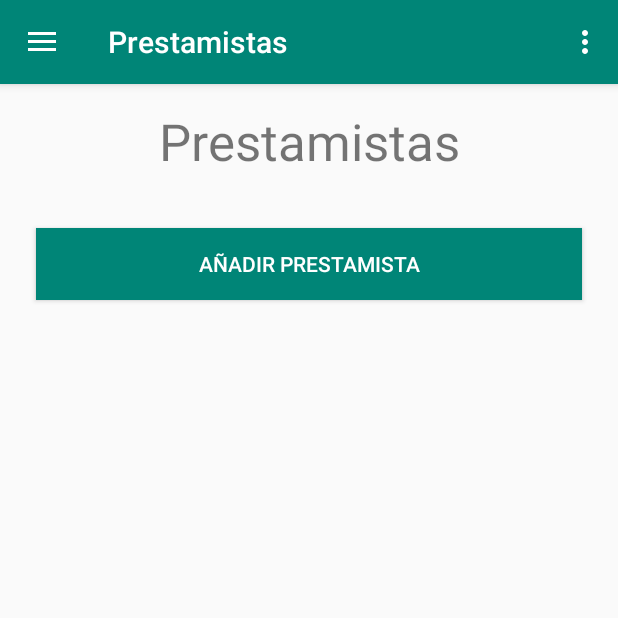
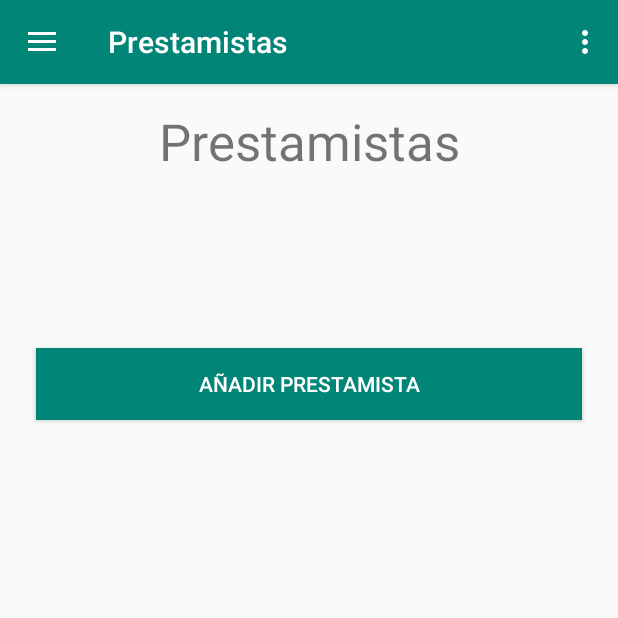
Before and after one commit to WilmerR23/FiaoRD, an Android app: the PrestamistaCliente screen opened through its navigation route, on a phone screen of 412 x 824 dp, the top half of it. Run offline under Robolectric (Android 15) with nearby library versions, the phone set to English and light mode, and no system bars; our stand-ins replace Firebase (no records; nobody signed in at launch, a user with empty details on screens opened directly), navigation-ui.

Commit message:
Bug faltantes, solucionados

```diff
--- a/app/src/main/java/com/example/fiaoRDITSC/ui/home/HomeFragment.java
+++ b/app/src/main/java/com/example/fiaoRDITSC/ui/home/HomeFragment.java
@@ -222,6 +222,7 @@ public class HomeFragment extends BaseFragment implements OnListViewListener, Vi
                 }
                 break;
             case R.id.btnAtrasados:
+                etNombreCliente.setText("");
                 buscarClientesAtrasados();
                 break;
         }
--- a/app/src/main/res/layout/fragment_home.xml
+++ b/app/src/main/res/layout/fragment_home.xml
@@ -67,6 +67,9 @@
                 android:layout_marginLeft="24dp"
                 android:layout_marginRight="24dp"
                 app:layout_constraintTop_toBottomOf="@+id/linearLayout"
+
+                android:clipToPadding="true"
+                android:paddingBottom="80dp"
                 />
 
 </androidx.constraintlayout.widget.ConstraintLayout>
--- a/app/src/main/res/layout/fragment_ver_prestamos.xml
+++ b/app/src/main/res/layout/fragment_ver_prestamos.xml
@@ -32,6 +32,8 @@
         app:layout_constraintStart_toStartOf="parent"
         app:layout_constraintEnd_toEndOf="parent"
         app:layout_constraintTop_toBottomOf="@+id/lblPrestamos"
+        android:clipToPadding="true"
+        android:paddingBottom="80dp"
         />
 
 </androidx.constraintlayout.widget.ConstraintLayout>
--- a/app/src/main/res/layout/nav_header_main.xml
+++ b/app/src/main/res/layout/nav_header_main.xml
@@ -24,13 +24,13 @@
         android:layout_width="match_parent"
         android:layout_height="wrap_content"
         android:paddingTop="@dimen/nav_header_vertical_spacing"
-        android:text="@string/nav_header_title"
+        android:text="Equipo FiaoRD"
         android:textAppearance="@style/TextAppearance.AppCompat.Body1" />
 
     <TextView
         android:id="@+id/textView"
         android:layout_width="wrap_content"
         android:layout_height="wrap_content"
-        android:text="@string/nav_header_subtitle" />
+        android:text="fiaorditsc@gmail.com" />
 
 </LinearLayout>
--- a/app/src/main/res/layout/prestamista_cliente_fragment.xml
+++ b/app/src/main/res/layout/prestamista_cliente_fragment.xml
@@ -31,6 +31,9 @@
         app:layout_constraintStart_toStartOf="parent"
         app:layout_constraintEnd_toEndOf="parent"
         app:layout_constraintTop_toBottomOf="@+id/lblPrestamistas"
+
+        android:clipToPadding="true"
+        android:paddingBottom="80dp"
         />
 
     <Button
--- a/app/src/main/res/menu/main.xml
+++ b/app/src/main/res/menu/main.xml
@@ -2,8 +2,8 @@
 <menu xmlns:android="http://schemas.android.com/apk/res/android"
     xmlns:app="http://schemas.android.com/apk/res-auto">
     <item
-        android:id="@+id/action_settings"
+        android:id="@+id/cerrarSesion"
         android:orderInCategory="100"
-        android:title="@string/action_settings"
+        android:title="Cerrar sesión"
         app:showAsAction="never" />
 </menu>
```
Also changed, not shown: app/src/main/java/com/example/fiaoRDITSC/MainActivity.java (+13 -0 lines).
